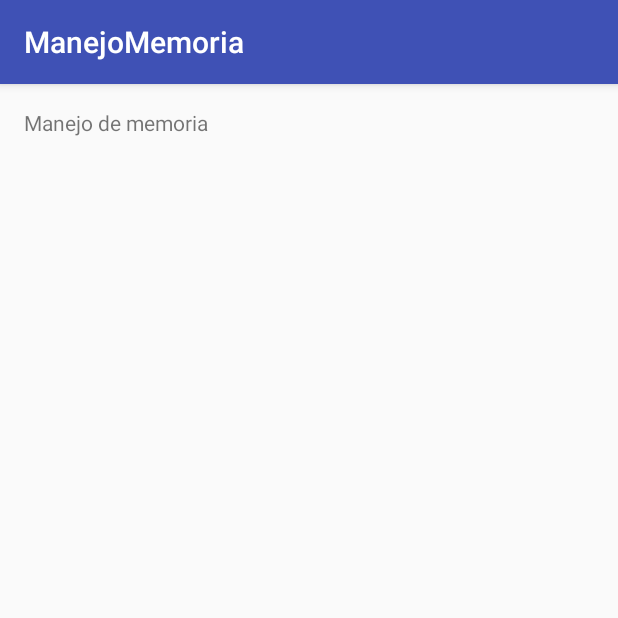
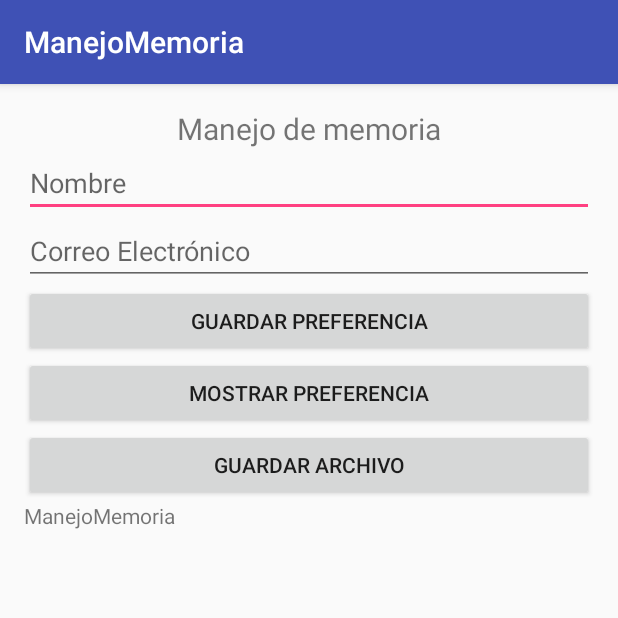
Before and after one commit to Astarenides/Android, an Android app: the screen it shows after launch (MainActivity), on a phone screen of 412 x 824 dp, the top half of it. Run offline under Robolectric (Android 15) with nearby library versions, the phone set to English and light mode, and no system bars.

Commit message:
ManejoMemoria IO + SharedPreferences

```diff
--- a/ManejoMemoria/app/src/main/AndroidManifest.xml
+++ b/ManejoMemoria/app/src/main/AndroidManifest.xml
@@ -1,6 +1,9 @@
 <?xml version="1.0" encoding="utf-8"?>
 <manifest package="com.pruebas.manejomemoria"
           xmlns:android="http://schemas.android.com/apk/res/android">
+
+    <uses-permission android:name="android.permission.WRITE_EXTERNAL_STORAGE" />
+    <uses-permission android:name="android.permission.READ_EXTERNAL_STORAGE" />
 
     <application
         android:allowBackup="true"
--- a/ManejoMemoria/app/src/main/res/layout/activity_main.xml
+++ b/ManejoMemoria/app/src/main/res/layout/activity_main.xml
@@ -15,5 +15,47 @@
         android:id="@+id/txtTitulo"
         android:layout_width="wrap_content"
         android:layout_height="wrap_content"
-        android:text="@string/titulo"/>
+        android:text="@string/titulo"
+        android:textSize="@dimen/size_titulo"
+        android:layout_gravity="center_horizontal"/>
+
+    <EditText
+        android:id="@+id/txtNombre"
+        android:layout_width="match_parent"
+        android:layout_height="wrap_content"
+        android:hint="@string/hint_nombre"/>
+
+    <EditText
+        android:id="@+id/txtCorreo"
+        android:layout_width="match_parent"
+        android:layout_height="wrap_content"
+        android:hint="@string/hint_correo"/>
+
+    <Button
+        android:id="@+id/btnGuardarPreferencia"
+        android:layout_width="match_parent"
+        android:layout_height="wrap_content"
+        android:text="@string/boton_guardar_preferencia"
+        android:onClick="guardarPreferencia"/>
+
+    <Button
+        android:id="@+id/btnMostrarPreferencia"
+        android:layout_width="match_parent"
+        android:layout_height="wrap_content"
+        android:text="@string/boton_mostrar_preferencia"
+        android:onClick="mostrarPreferencia"/>
+
+    <Button
+        android:id="@+id/btnguardarArchivo"
+        android:layout_width="match_parent"
+        android:layout_height="wrap_content"
+        android:text="@string/boton_guardar"
+        android:onClick="generarArchivo"/>
+
+    <TextView
+        android:id="@+id/txtPreferencias"
+        android:layout_width="match_parent"
+        android:layout_height="wrap_content"
+        android:text="@string/app_name"/>
+
 </LinearLayout>
--- a/ManejoMemoria/app/src/main/res/values/dimens.xml
+++ b/ManejoMemoria/app/src/main/res/values/dimens.xml
@@ -2,4 +2,5 @@
     <!-- Default screen margins, per the Android Design guidelines. -->
     <dimen name="activity_horizontal_margin">16dp</dimen>
     <dimen name="activity_vertical_margin">16dp</dimen>
+    <dimen name="size_titulo">20sp</dimen>
 </resources>
--- a/ManejoMemoria/app/src/main/res/values/strings.xml
+++ b/ManejoMemoria/app/src/main/res/values/strings.xml
@@ -1,4 +1,11 @@
 <resources>
     <string name="app_name">ManejoMemoria</string>
     <string name="titulo">Manejo de memoria</string>
+    <string name="hint_nombre">Nombre</string>
+    <string name="hint_correo">Correo Electrónico</string>
+    <string name="boton_guardar">Guardar Archivo</string>
+    <string name="boton_guardar_preferencia">Guardar preferencia</string>
+    <string name="boton_mostrar_preferencia">Mostrar preferencia</string>
+    <string name="clave_nombre">Nombre</string>
+    <string name="clave_correo">Correo</string>
 </resources>
```
Also changed, not shown: ManejoMemoria/app/src/main/java/com/pruebas/manejomemoria/MainActivity.java (+60 -0 lines).
